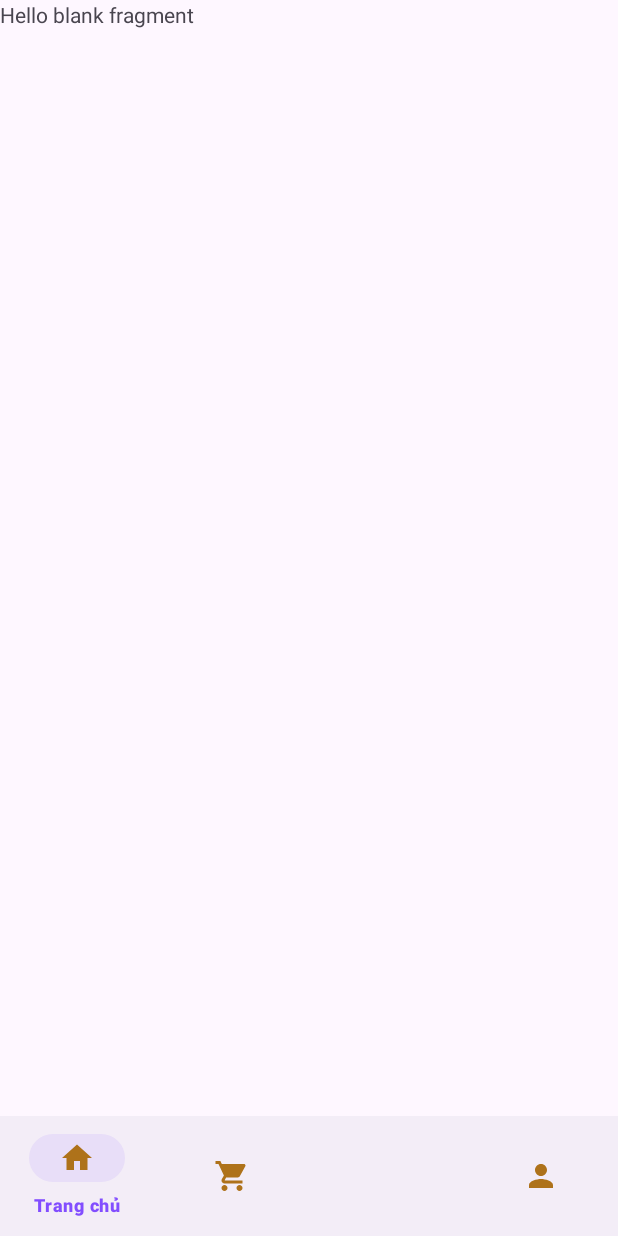
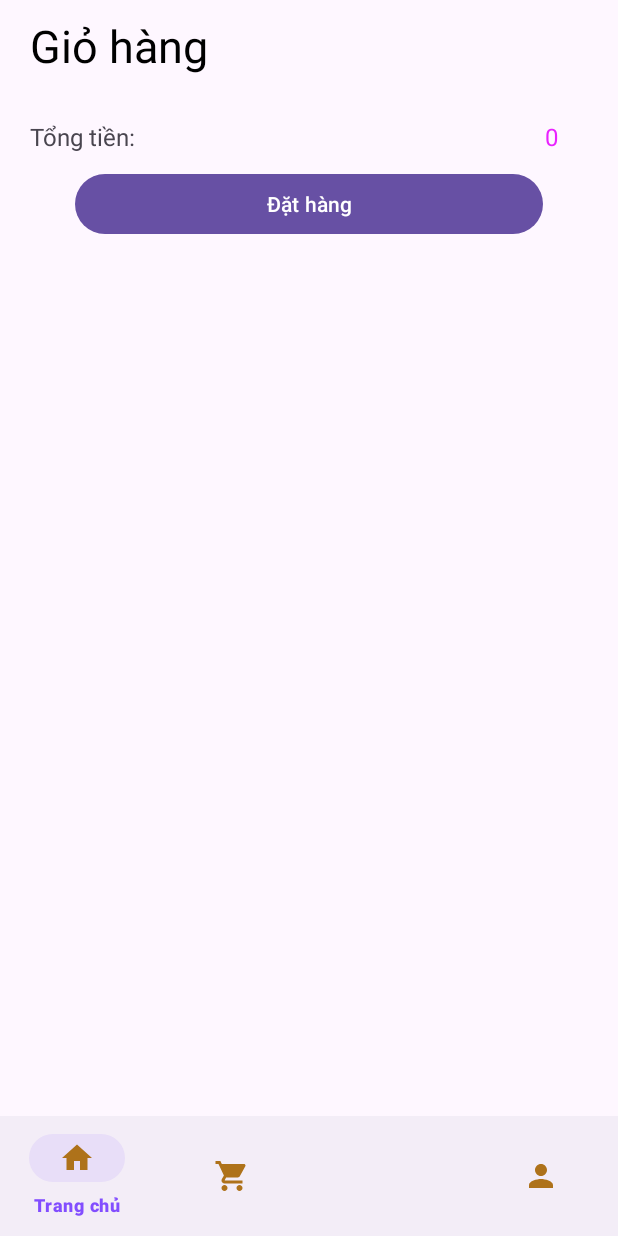
Before and after one commit to Kimcongnk/DuAn1, an Android app: the fragment CartFragment placed in its activity, on a phone screen of 412 x 824 dp. Run offline under Robolectric (Android 15) with nearby library versions, the phone set to English and light mode, and no system bars.

Commit message:
duongnd_commit

```diff
--- a/app/src/main/java/nhom1/fpoly/duan1/database/CreateDatabase.java
+++ b/app/src/main/java/nhom1/fpoly/duan1/database/CreateDatabase.java
@@ -11,7 +11,7 @@ public class CreateDatabase extends SQLiteOpenHelper {
     private static final String DB_NAME = "Delivery.db";
     private static final int DB_VERSION = 1;
 
-    public CreateDatabase(@Nullable Context context, @Nullable String name, @Nullable SQLiteDatabase.CursorFactory factory, int version) {
+    public CreateDatabase(@Nullable Context context) {
         super(context, DB_NAME, null, DB_VERSION);
     }
 
@@ -26,6 +26,8 @@ public class CreateDatabase extends SQLiteOpenHelper {
                 "address text, " +
                 "phone text )";
         db.execSQL(tb_user);
+        String insert_user = "insert into User values (0, 'Nguyen Duong', 'duongnd', 'test@123', 'duongnd@gmail.com', 'Hà Nội', '012345687' ) ";
+        db.execSQL(insert_user);
 
         String tb_admin = "create table Admin ( " +
                 "id_admin integer primary key autoincrement, " +
@@ -33,6 +35,8 @@ public class CreateDatabase extends SQLiteOpenHelper {
                 "username text, " +
                 "password text )";
         db.execSQL(tb_admin);
+        String insert_admin = "insert into Admin values (0, 'Nguyễn Dương', 'admin', 'admin') ";
+        db.execSQL(insert_admin);
 
         String tb_category = "create table Category ( " +
                 "id_category integer primary key autoincrement, " +
--- a/app/src/main/java/nhom1/fpoly/duan1/model/User.java
+++ b/app/src/main/java/nhom1/fpoly/duan1/model/User.java
@@ -12,6 +12,10 @@ public class User {
         this.email = email;
         this.phoneNumber = phoneNumber;
         this.address = address;
+    }
+
+    public User() {
+
     }
 
     public int getUser_id() {
--- a/app/src/main/res/layout/fragment_cart.xml
+++ b/app/src/main/res/layout/fragment_cart.xml
@@ -3,12 +3,123 @@
     xmlns:tools="http://schemas.android.com/tools"
     android:layout_width="match_parent"
     android:layout_height="match_parent"
-    tools:context=".customer.fragment.CartFragment">
+    tools:context=".fragment.CartFragment">
 
-    <!-- TODO: Update blank fragment layout -->
     <TextView
+        android:id="@+id/txt_layout_cart_title"
+        android:layout_width="match_parent"
+        android:layout_height="wrap_content"
+        android:layout_marginStart="20dp"
+        android:layout_marginTop="10dp"
+        android:text="Giỏ hàng"
+        android:textColor="@color/black"
+        android:textSize="30sp" />
+
+    <androidx.core.widget.NestedScrollView
         android:layout_width="match_parent"
         android:layout_height="match_parent"
-        android:text="@string/hello_blank_fragment" />
+        android:layout_marginTop="50dp"
+        android:fillViewport="true">
+
+        <RelativeLayout
+            android:layout_width="match_parent"
+            android:layout_height="match_parent">
+
+            <LinearLayout
+                android:id="@+id/layout_dat_hang"
+                android:layout_width="match_parent"
+                android:layout_height="wrap_content"
+                android:layout_alignParentStart="true"
+                android:layout_alignParentEnd="true"
+                android:orientation="vertical"
+                android:visibility="visible">
+
+                <androidx.recyclerview.widget.RecyclerView
+                    android:id="@+id/recyclerView_cart"
+                    android:layout_width="match_parent"
+                    android:layout_height="wrap_content"
+                    android:layout_marginStart="10dp"
+                    android:layout_marginTop="10dp"
+                    android:layout_marginEnd="10dp"
+                    android:layout_marginBottom="10dp"
+                    tools:listitem="@layout/item_cart"/>
+
+                <LinearLayout
+                    android:id="@+id/layout_sum"
+                    android:layout_width="match_parent"
+                    android:layout_height="wrap_content"
+                    android:layout_marginStart="20dp"
+                    android:layout_marginTop="10dp"
+                    android:layout_marginEnd="40dp"
+                    android:orientation="horizontal">
+
+                    <TextView
+                        android:layout_width="0dp"
+                        android:layout_height="wrap_content"
+                        android:layout_weight="1"
+                        android:text="Tổng tiền: "
+                        android:textSize="16sp" />
+
+                    <TextView
+                        android:layout_width="wrap_content"
+                        android:layout_height="wrap_content"
+                        android:text="0"
+                        android:textColor="#E922FF"
+                        android:textSize="16sp" />
+                </LinearLayout>
+
+                <Button
+                    android:id="@+id/btn_dat_hang"
+                    android:layout_width="match_parent"
+                    android:layout_height="wrap_content"
+                    android:layout_marginStart="50dp"
+                    android:layout_marginTop="10dp"
+                    android:layout_marginEnd="50dp"
+                    android:text="Đặt hàng" />
+            </LinearLayout>
+
+
+            <LinearLayout
+                android:layout_width="match_parent"
+                android:layout_height="wrap_content"
+                android:layout_alignParentStart="true"
+                android:layout_alignParentTop="true"
+                android:layout_alignParentEnd="true"
+                android:layout_margin="10dp"
+                android:orientation="vertical"
+                android:visibility="gone">
+
+                <ImageView
+                    android:id="@+id/animationView"
+                    android:layout_width="match_parent"
+                    android:layout_height="150dp"
+                    android:layout_gravity="center"
+                    android:layout_margin="30dp"
+                    android:importantForAccessibility="no" />
+
+                <TextView
+                    android:layout_width="match_parent"
+                    android:layout_height="wrap_content"
+                    android:gravity="center"
+                    android:text="Giỏ hàng bạn không có sản phẩm nào!"
+                    android:textColor="@color/black"
+                    android:textSize="20sp" />
+
+                <Button
+                    android:id="@+id/muasp"
+                    android:layout_width="wrap_content"
+                    android:layout_height="wrap_content"
+                    android:layout_gravity="center"
+                    android:layout_marginTop="11dp"
+                    android:padding="10dp"
+                    android:text="Mua hàng ngay!"
+                    android:textAllCaps="false"
+                    android:textColor="@color/white" />
+            </LinearLayout>
+
+
+        </RelativeLayout>
+
+    </androidx.core.widget.NestedScrollView>
 
 </FrameLayout>
```
Also changed, not shown: app/src/main/java/nhom1/fpoly/duan1/dao/AdminDao.java (added, +64 -0 lines), app/src/main/java/nhom1/fpoly/duan1/dao/UserDao.java (added, +71 -0 lines), app/src/main/java/nhom1/fpoly/duan1/fragment/LoginFragment.java (+4 -5 lines), app/src/main/res/layout/item_cart.xml (added, +146 -0 lines).
